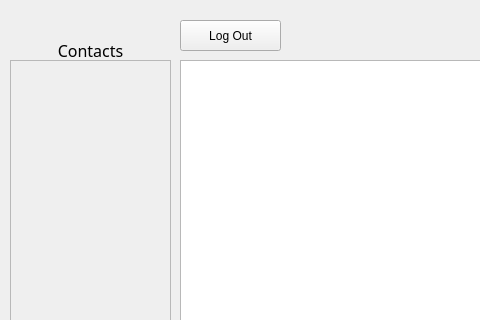
amorra1/vaulttalk, file mainwindow.ui: the form before one commit; both pictures show x 0 to 480 and y 0 to 320 of the 901 by 487 pixel window.
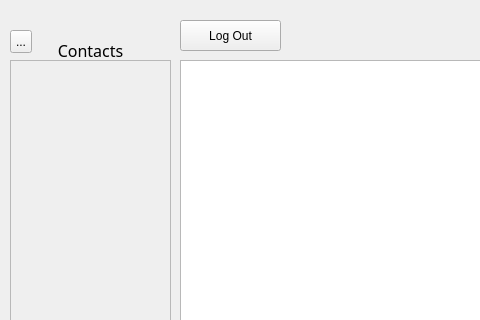
The form after the commit.

Commit message: added notification badges

```diff
--- a/mainwindow.ui
+++ b/mainwindow.ui
@@ -295,6 +295,19 @@
        <set>Qt::AlignmentFlag::AlignCenter</set>
       </property>
      </widget>
+     <widget class="QToolButton" name="toolButton">
+      <property name="geometry">
+       <rect>
+        <x>20</x>
+        <y>30</y>
+        <width>22</width>
+        <height>23</height>
+       </rect>
+      </property>
+      <property name="text">
+       <string>...</string>
+      </property>
+     </widget>
     </widget>
     <widget class="QWidget" name="signUpPage">
      <widget class="QLabel" name="titleLabel_2">
```
The commit also changes 2 other files.
